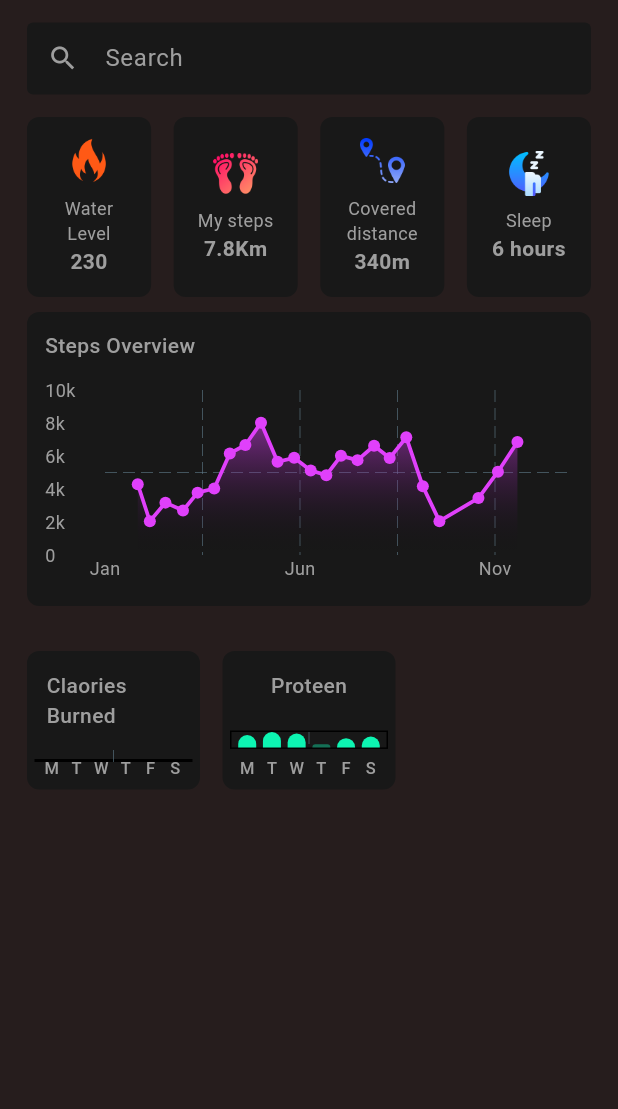
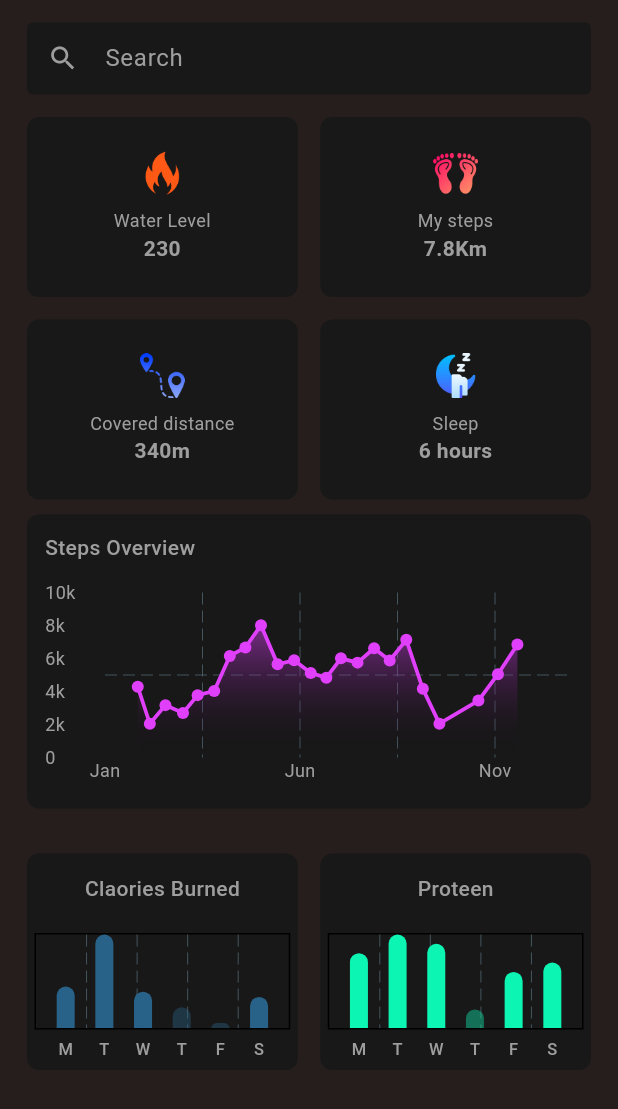
Before and after one commit to AkilaShashimantha/-Fitness-Tracker-App-using-Flutter, a Flutter app: the screen it shows after launch, on a phone screen of 412 x 824 dp. Shown: the top 1109 px of the screen. Run offline on Flutter 3.47's test engine with Material 3 defaults, Android fonts, the phone set to English and light mode, and no system bars; drawn by our look-alikes of fl_chart.

Commit message:
Define components visible screen sizes

```diff
--- a/lib/widgets/activity_widget.dart
+++ b/lib/widgets/activity_widget.dart
@@ -1,5 +1,6 @@
 import 'package:fitness_tracker/constants/colors.dart';
 import 'package:fitness_tracker/data/health_details_data.dart';
+import 'package:fitness_tracker/utils/responsive.dart';
 import 'package:fitness_tracker/widgets/custom_card.dart';
 import 'package:flutter/material.dart';
 
@@ -11,13 +12,14 @@ class ActivityWidget extends StatelessWidget {
   @override
   Widget build(BuildContext context) {
     final healthModeldata = HealthDetailsData();
+    final bool isMobile = Responsive.isMobile(context);
 
     return GridView.builder(
       shrinkWrap: true,
       physics: NeverScrollableScrollPhysics(),
       itemCount: healthModeldata.healthDetails.length,
       gridDelegate: SliverGridDelegateWithFixedCrossAxisCount(
-        crossAxisCount: 4,
+        crossAxisCount: isMobile ? 2 : 4,
         crossAxisSpacing: 15,
         mainAxisSpacing: 15,
         mainAxisExtent: 120,
--- a/lib/widgets/bar_graph_card.dart
+++ b/lib/widgets/bar_graph_card.dart
@@ -1,6 +1,7 @@
 import 'package:fitness_tracker/constants/colors.dart';
 import 'package:fitness_tracker/data/bar_graph_data.dart';
 import 'package:fitness_tracker/models/grapgh_model.dart';
+import 'package:fitness_tracker/utils/responsive.dart';
 import 'package:fitness_tracker/widgets/custom_card.dart';
 import 'package:fl_chart/fl_chart.dart';
 import 'package:flutter/material.dart';
@@ -12,13 +13,13 @@ class BarGraphCard extends StatelessWidget {
   Widget build(BuildContext context) {
 
 final barGraphData = BarGraphData();
-
+final bool isMobile = Responsive.isMobile(context);
     return GridView.builder(
       itemCount: barGraphData.data.length,
       shrinkWrap: true,
       physics: ScrollPhysics(),
       gridDelegate: SliverGridDelegateWithFixedCrossAxisCount(
-        crossAxisCount: 3,
+        crossAxisCount: isMobile ? 2 : 3,
         mainAxisSpacing: 12,
         crossAxisSpacing: 15,
         childAspectRatio: 5/4,
```
